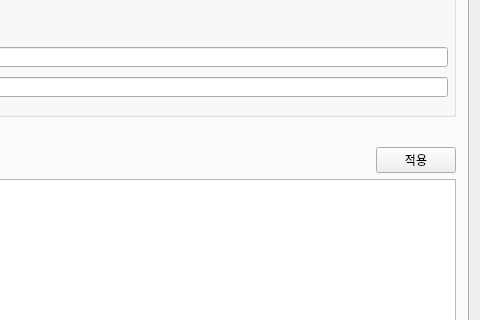
Hyuntae-Lee/HuResMgr, file src/mainwindow.ui: the form before one commit; both pictures show x 683 to 1163 and y 187 to 507 of the 1163 by 673 pixel window.
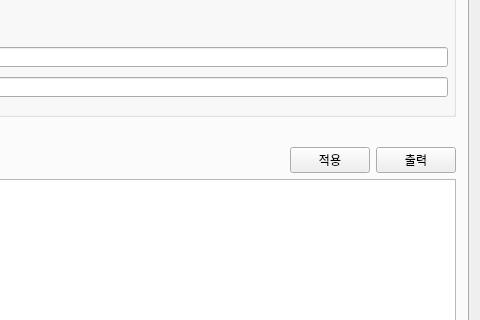
The form after the commit. The open tabs and pages were chosen to show the change.

The edit to the form file:
```diff
--- a/src/mainwindow.ui
+++ b/src/mainwindow.ui
@@ -719,6 +719,13 @@
               </property>
              </widget>
             </item>
+            <item>
+             <widget class="QPushButton" name="pushButton_exportJobListForCompany">
+              <property name="text">
+               <string>출력</string>
+              </property>
+             </widget>
+            </item>
            </layout>
           </item>
           <item>
```
Left out of the diff: 4 changed lines with no effect on the pictures.
